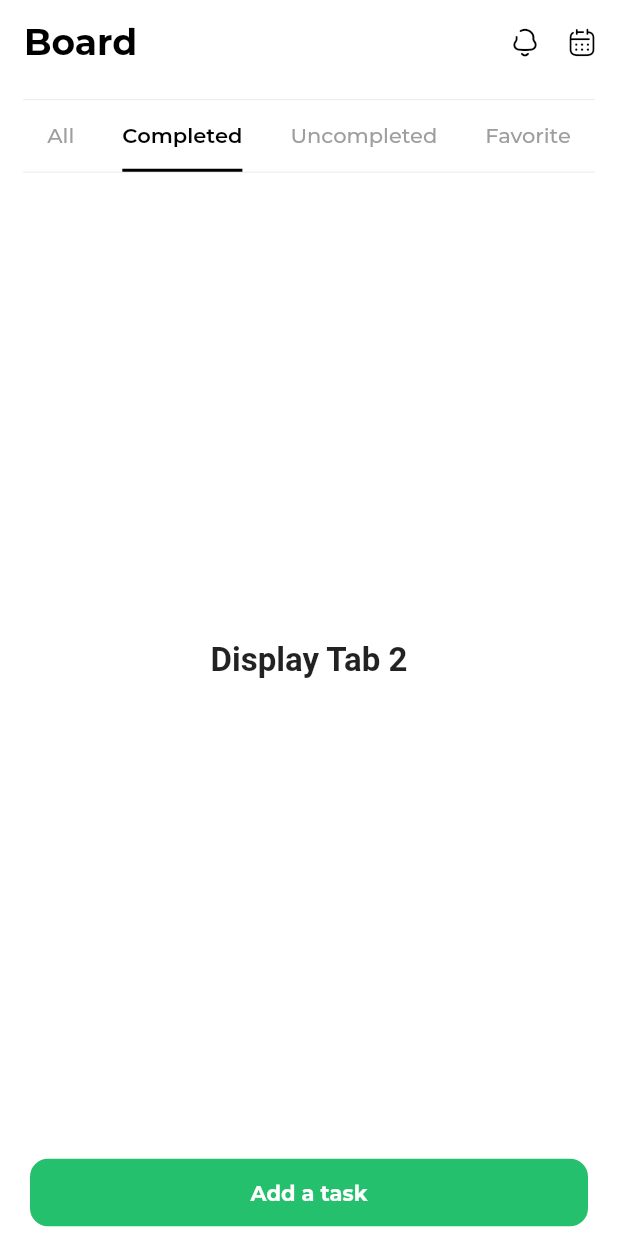
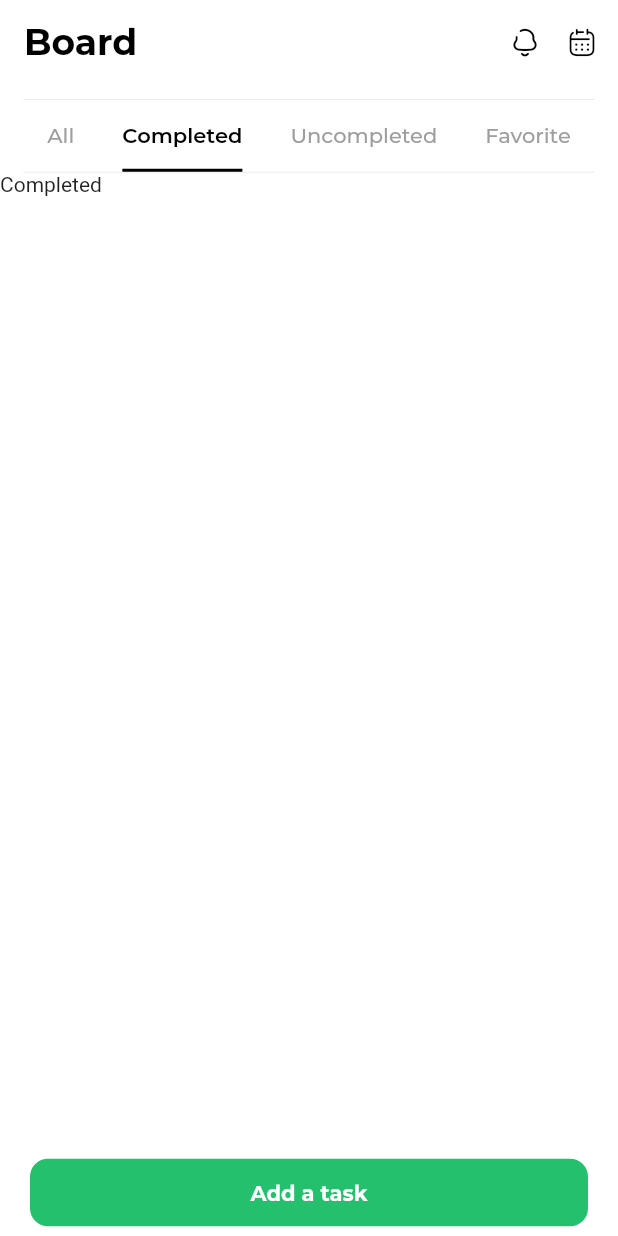
Before and after one commit to khater277/algoriza_todo, a Flutter app: the screen it shows after launch, tab 2 chosen, on a phone screen of 412 x 824 dp. Run offline on Flutter 3.47's test engine with Material 2 defaults, Android fonts, the phone set to English and light mode, and no system bars; our stand-ins replace dropdown_textfield, flutter_bloc, sqflite; accounts and stored records are empty.

Commit message:
Add Task

```diff
--- a/lib/cubit/app_states.dart
+++ b/lib/cubit/app_states.dart
@@ -1,3 +1,12 @@
 abstract class AppStates{}
 
 class AppInitialState extends AppStates{}
+
+class AppErrorState extends AppStates{}
+
+class AppOpenDBLoadingState extends AppStates{}
+class AppOpenDBState extends AppStates{}
+
+class AppAddTaskState extends AppStates{}
+
+class AppGetTasksState extends AppStates{}
--- a/lib/main.dart
+++ b/lib/main.dart
@@ -6,7 +6,10 @@ import 'package:algoriza_todo/presentation/styles/theme.dart';
 import 'package:flutter/material.dart';
 import 'package:flutter_bloc/flutter_bloc.dart';
 
-void main() {
+void main() async{
+  WidgetsFlutterBinding.ensureInitialized();
+  // SqfLiteHelper.init();
+
   BlocOverrides.runZoned(
     () {
       runApp(const MyApp());
@@ -21,7 +24,7 @@ class MyApp extends StatelessWidget {
   @override
   Widget build(BuildContext context) {
     return BlocProvider(
-      create: (BuildContext context)=>AppCubit(),
+      create: (BuildContext context)=>AppCubit()..openDB(),
       child: BlocConsumer<AppCubit,AppStates>(
         listener: (context,state){},
         builder: (context,state){
--- /dev/null
+++ b/lib/models/TaskModel.dart
@@ -0,0 +1,70 @@
+
+class TaskModel {
+  TaskModel({
+      String? id,
+      String? title,
+      String? date,
+      String? startTime,
+      String? endTime,
+      String? reminder,
+      String? repeat,
+      int? completed,
+      int? favorite,
+  }){
+    _id = id;
+    _title = title;
+    _date = date;
+    _startTime = startTime;
+    _endTime = endTime;
+    _reminder = reminder;
+    _repeat = repeat;
+    _completed = completed;
+    _favorite = favorite;
+}
+
+  TaskModel.fromJson(dynamic json) {
+    _id = json['id'];
+    _title = json['title'];
+    _date = json['date'];
+    _startTime = json['startTime'];
+    _endTime = json['endTime'];
+    _reminder = json['reminder'];
+    _repeat = json['repeat'];
+    _completed = json['completed'];
+    _favorite = json['favorite'];
+  }
+  String? _id;
+  String? _title;
+  String? _date;
+  String? _startTime;
+  String? _endTime;
+  String? _reminder;
+  String? _repeat;
+  int? _completed;
+  int? _favorite;
+
+  String? get id => _id;
+  String? get title => _title;
+  String? get date => _date;
+  String? get startTime => _startTime;
+  String? get endTime => _endTime;
+  String? get reminder => _reminder;
+  String? get repeat => _repeat;
+  int? get completed => _completed;
+  int? get favorite => _favorite;
+
+  Map<String, dynamic> toJson() {
+    final map = <String, dynamic>{};
+    map['id'] = _id;
+    map['title'] = _title;
+    map['date'] = _date;
+    map['startTime'] = _startTime;
+    map['endTime'] = _endTime;
+    map['reminder'] = _reminder;
+    map['repeat'] = _repeat;
+    map['completed'] = _completed;
+    map['favorite'] = _favorite;
+    return map;
+  }
+
+}
--- a/lib/presentation/screens/board/board_components/tasks_tabBar.dart
+++ b/lib/presentation/screens/board/board_components/tasks_tabBar.dart
@@ -3,31 +3,21 @@ import 'package:algoriza_todo/presentation/styles/font/font_manager.dart';
 import 'package:algoriza_todo/presentation/styles/font/font_styles.dart';
 import 'package:flutter/material.dart';
 
-class TasksTabBar extends StatefulWidget {
-  const TasksTabBar({Key? key}) : super(key: key);
+class TasksTabBar extends StatelessWidget {
+  final List<String> titles;
+  const TasksTabBar({Key? key, required this.titles}) : super(key: key);
 
-  @override
-  State<TasksTabBar> createState() => _TasksTabBarState();
-}
-
-class _TasksTabBarState extends State<TasksTabBar> {
-  final List<String> _titles = [
-    "All",
-    "Completed",
-    "Uncompleted",
-    "Favorite"
-  ];
   @override
   Widget build(BuildContext context) {
     return Container(
       decoration: const BoxDecoration(
           border: Border(
-              top: BorderSide(
-                  color: ColorManager.mediumGrey,
-                  width: 0.5),
+            top: BorderSide(
+                color: ColorManager.mediumGrey,
+                width: 0.5),
             bottom: BorderSide(
-              color: ColorManager.mediumGrey,
-              width: 0.5),
+                color: ColorManager.mediumGrey,
+                width: 0.5),
           )
       ),
       child: TabBar(
@@ -41,7 +31,7 @@ class _TasksTabBarState extends State<TasksTabBar> {
         onTap: (value){
           debugPrint(value.toString());
         },
-        tabs: _titles.map((text) => Tab(text: text,)).toList(),
+        tabs: titles.map((text) => Tab(text: text,)).toList(),
       ),
     );
   }
--- a/lib/presentation/screens/board/board_screen.dart
+++ b/lib/presentation/screens/board/board_screen.dart
@@ -1,3 +1,5 @@
+import 'package:algoriza_todo/cubit/app_cubit.dart';
+import 'package:algoriza_todo/cubit/app_states.dart';
 import 'package:algoriza_todo/presentation/screens/add_task/add_task_screen.dart';
 import 'package:algoriza_todo/presentation/screens/board/board_components/appBar_button.dart';
 import 'package:algoriza_todo/presentation/screens/board/board_components/appBar_title.dart';
@@ -7,13 +9,32 @@ import 'package:algoriza_todo/presentation/styles/font/font_styles.dart';
 import 'package:algoriza_todo/presentation/styles/icons_broken.dart';
 import 'package:algoriza_todo/shared/navigation.dart';
 import 'package:algoriza_todo/shared/widgets/elevated_button.dart';
+import 'package:algoriza_todo/shared/widgets/progress_indicator.dart';
 import 'package:flutter/material.dart';
+import 'package:flutter_bloc/flutter_bloc.dart';
 
-class BoardScreen extends StatelessWidget {
+class BoardScreen extends StatefulWidget {
   const BoardScreen({Key? key}) : super(key: key);
 
   @override
+  State<BoardScreen> createState() => _BoardScreenState();
+}
+
+class _BoardScreenState extends State<BoardScreen> {
+
+  final List<String> _titles = [
+    "All",
+    "Completed",
+    "Uncompleted",
+    "Favorite"
+  ];
+
+  @override
   Widget build(BuildContext context) {
+    return BlocConsumer<AppCubit,AppStates>(
+      listener: (context,state){},
+      builder: (context,state){
+        AppCubit cubit = AppCubit.get(context);
         return Scaffold(
           appBar: AppBar(
             title: const AppBarTitle(title: "Board"),
@@ -34,31 +55,17 @@ class BoardScreen extends StatelessWidget {
                     initialIndex: 0,
                     child: Column(children: [
                       const SizedBox(height: 10,),
-                  const TasksTabBar(),
-                  const Expanded(
-                    child: TabBarView(
-                        children: [
-                          Center(
-                            child: Text('Display Tab 1',
-                                style: TextStyle(
-                                    fontSize: 22, fontWeight: FontWeight.bold)),
-                          ),
-                          Center(
-                            child: Text('Display Tab 2',
-                                style: TextStyle(
-                                    fontSize: 22, fontWeight: FontWeight.bold)),
-                          ),
-                          Center(
-                            child: Text('Display Tab 3',
-                                style: TextStyle(
-                                    fontSize: 22, fontWeight: FontWeight.bold)),
-                          ),
-                          Center(
-                            child: Text('Display Tab 4',
-                                style: TextStyle(
-                                    fontSize: 22, fontWeight: FontWeight.bold)),
-                          ),
-                        ]),
+                      TasksTabBar(titles: _titles,),
+                      Expanded(
+                        child: state is! AppOpenDBLoadingState?
+                        TabBarView(
+                          // controller: TabController(length: length, vsync: vsync),
+                            children: _titles.map((title){
+                              return Text(title);
+                            }).toList()
+                        )
+                            :
+                        const DefaultProgressIndicator(width: 2.0, color: ColorManager.green),
                       ),
                       Padding(
                         padding: const EdgeInsets.symmetric(horizontal: 20,vertical: 5),
@@ -80,7 +87,7 @@ class BoardScreen extends StatelessWidget {
             ],
           ),
         );
+      },
+    );
   }
-
-
 }
--- a/lib/presentation/styles/color_manager.dart
+++ b/lib/presentation/styles/color_manager.dart
@@ -10,6 +10,8 @@ class ColorManager{
   static const Color mediumGrey = Color(0xffe6e6e6);
   static const Color lightGrey = Color(0xfff9f9f9);
   static const Color green = Color(0xff25c06d);
+  // static const Color test = Color(4285361517);
+
 
 
   static MaterialColor generateMaterialColor(Color color) {
--- /dev/null
+++ b/lib/services/local_db/sqflite_helper.dart
@@ -0,0 +1,23 @@
+// import 'package:async/async.dart';
+import 'package:algoriza_todo/models/TaskModel.dart';
+import 'package:algoriza_todo/shared/constants.dart';
+import 'package:path/path.dart';
+import 'package:sqflite/sqflite.dart';
+
+class SqfLiteHelper{
+
+  static Future<void> insertTask({required TaskModel task}) async{
+    return await database!.transaction((txn) async {
+      txn.rawInsert(
+          'INSERT INTO Task(id, title, date, startTime, endTime, reminder, repeat, completed, favorite)'
+              ' VALUES("${task.id}", "${task.title}", "${task.date}", "${task.startTime}", "${task.endTime}", "${task.reminder}", "${task.repeat}", ${task.completed}, ${task.favorite})'
+      );
+    });
+  }
+
+  static Future<List<Map<String, Object?>>> getTasks() async{
+    return await database!.rawQuery('SELECT * FROM Task');
+  }
+
+
+}
--- a/pubspec.yaml
+++ b/pubspec.yaml
@@ -32,6 +32,9 @@ dependencies:
   bloc: ^8.0.3
   flutter_bloc: ^8.0.1
   dropdown_textfield: ^1.0.3
+  sqflite: ^2.0.3
+  path: ^1.8.1
+
 
 
   # The following adds the Cupertino Icons font to your application.
```
Also changed, not shown: lib/cubit/app_cubit.dart (+52 -0 lines), lib/presentation/screens/add_task/add_task_screen.dart (+32 -2 lines), lib/shared/constants.dart (added, +8 -0 lines), lib/shared/widgets/drop_down_text_field.dart (+15 -5 lines), lib/shared/widgets/progress_indicator.dart (added, +23 -0 lines), lib/shared/widgets/text_form_field.dart (+5 -4 lines), pubspec.lock, 1 other file. Lines whose indentation alone changed are shown as unchanged.
